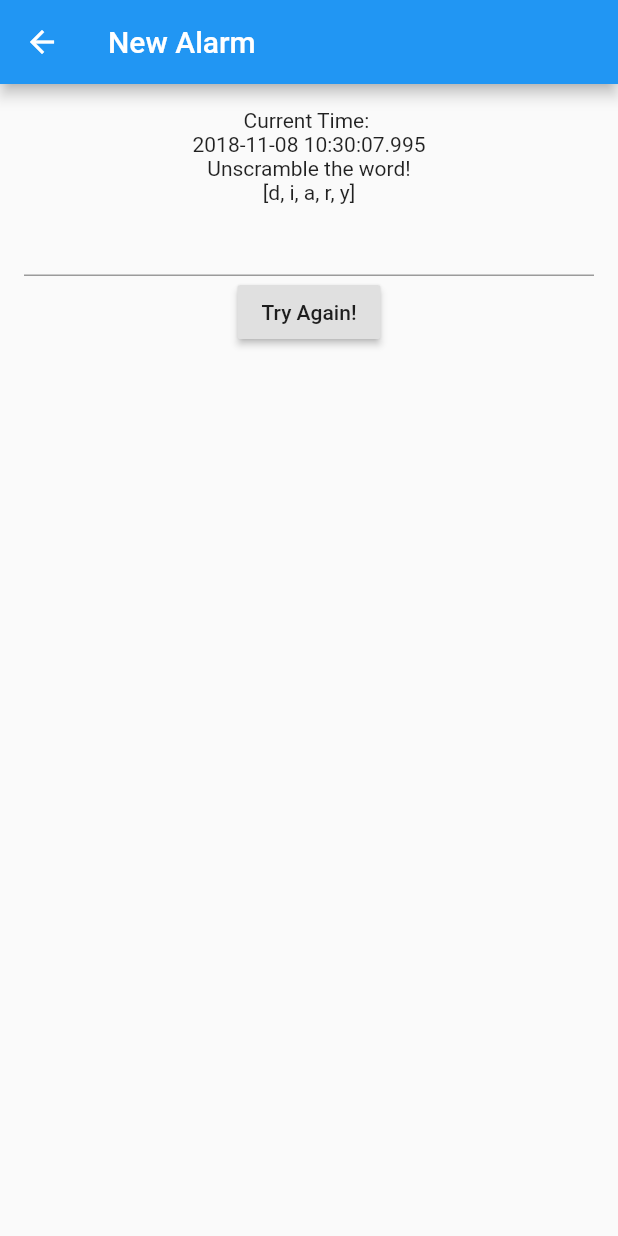
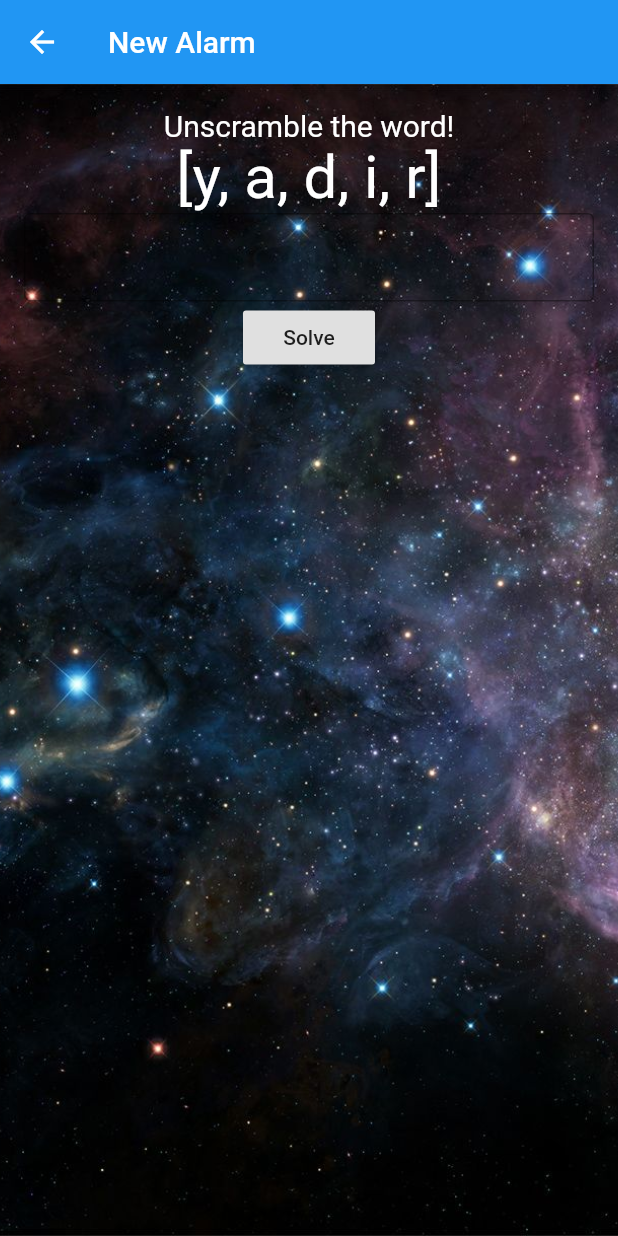
Before and after one commit to Kithor/Puzzle-Clock, a Flutter app: the Scramble screen opened directly, on a phone screen of 412 x 824 dp. Run offline on Flutter 3.47's test engine with Material 2 defaults, Android fonts, the phone set to English and light mode, and no system bars; our stand-ins replace datetime_picker_formfield, flutter_local_notifications.

Commit message:
Scramble puzzle done, App Styled

```diff
--- a/lib/puzzles/puzzle.dart
+++ b/lib/puzzles/puzzle.dart
@@ -30,13 +30,13 @@ void puzzlePicker(BuildContext context){
     if(choice == 2){
       Navigator.push(
         context,
-        MaterialPageRoute(builder: (context) => Math()),
+        MaterialPageRoute(builder: (context) => Scramble()),
       );
     }
     if(choice == 3){
       Navigator.push(
         context,
-        MaterialPageRoute(builder: (context) => Math()),
+        MaterialPageRoute(builder: (context) => Scramble()),
       );
     }
 }
--- a/lib/puzzles/scramble.dart
+++ b/lib/puzzles/scramble.dart
@@ -9,11 +9,13 @@ class Scramble extends StatefulWidget{
 
 class _ScrambleState extends State<Scramble>{
   final GlobalKey<FormState> _formKey = new GlobalKey<FormState>();
-  TextEditingController _controller;
+  var w,s;
 
   @override
   void initState(){
     super.initState();
+    w = logicWordPicker();
+    s = logicScrambler(w);
   }
 
   void submit(){
@@ -27,45 +29,57 @@ class _ScrambleState extends State<Scramble>{
 
   @override
   Widget build (BuildContext context){
-    var time = new DateTime.now();
-    String w = logicWordPicker();
-    String s = logicScrambler(w);
-
       return Scaffold(
         appBar: AppBar(
           title: Text("New Alarm")
         ),
-        body: Padding(
+        body:
+        new Container(
+        decoration: new BoxDecoration(
+          image: new DecorationImage(
+            image: new AssetImage("images/background.jpg"),
+            fit: BoxFit.cover,
+          ),
+        ),
+        child:Padding(
           padding: const EdgeInsets.all(16.0),
           child: Form(
             key: this._formKey,
             child: Column(
               children: <Widget>[
 
-                Text('Current Time: '),
-                Text(time.toString()),
-                Text('Unscramble the word!'),
-                Text(s),
+                Text('Unscramble the word!', style: TextStyle(fontSize: 20.0, color: Colors.white)),
+                Text(s, style: TextStyle(fontSize: 40.0, color: Colors.white)),
 
-                TextField(
-                  controller: _controller,
+                TextFormField(
+                  style: TextStyle(color: Colors.white),
+                  keyboardType: TextInputType.text,
+                  decoration: InputDecoration(
+                    border: OutlineInputBorder(),
+                  ),
+                  validator: (value){
+                    if(value.toString().isEmpty){
+                      return 'Please enter an answer';
+                    }
+                    if(value.toString() != w.toString()){
+                      return 'Incorrect Answer';
+                    }
+                  }
                 ),
 
                 RaisedButton(
-                  onPressed: (){
-                    if(_controller.text == w){
+                  child: const Text('Solve'),
+                  onPressed: () {
+                    if (_formKey.currentState.validate()) {
                         this.submit();
                     }
-                    else{
-                      _controller.clear();
                   }
-                  },
-                child: new Text("Try Again!"),
               ),
             ],
           )
         ),
       ),
+    )
     );
   }
 
@@ -87,8 +101,7 @@ String logicWordPicker(){
 String logicScrambler(String word){
   var rng = new Random();
   var temp;
-  var i;
-  i = 0;
+  var i = 0;
   var charactered = ["","","","",""];
 
   word.runes.forEach((int rune) {
@@ -99,13 +112,13 @@ String logicScrambler(String word){
 
   //Scrambles the word
   i = 0;
-  for(int j = 0; j > 5; j++){
+    charactered.forEach((rune){
         var loc = rng.nextInt(3);
         temp = charactered[i];
         charactered[i] = charactered [loc];
         charactered[loc] = temp;
         i++;
-  }
+    });
   return(charactered.toString());
   }
 }
--- a/pubspec.yaml
+++ b/pubspec.yaml
@@ -39,9 +39,8 @@ flutter:
   uses-material-design: true
 
   # To add assets to your application, add an assets section, like this:
-  # assets:
-  #  - images/a_dot_burr.jpeg
-  #  - images/a_dot_ham.jpeg
+  assets:
+    - images/
 
   # An image asset can refer to one or more resolution-specific "variants", see
   # https://flutter.io/assets-and-images/#resolution-aware.
```
Also changed, not shown: lib/edit.dart (+14 -3 lines), lib/main.dart (+12 -3 lines), lib/puzzles/math.dart (+13 -3 lines), images/background.jpg (added). Lines whose indentation alone changed are shown as unchanged.
